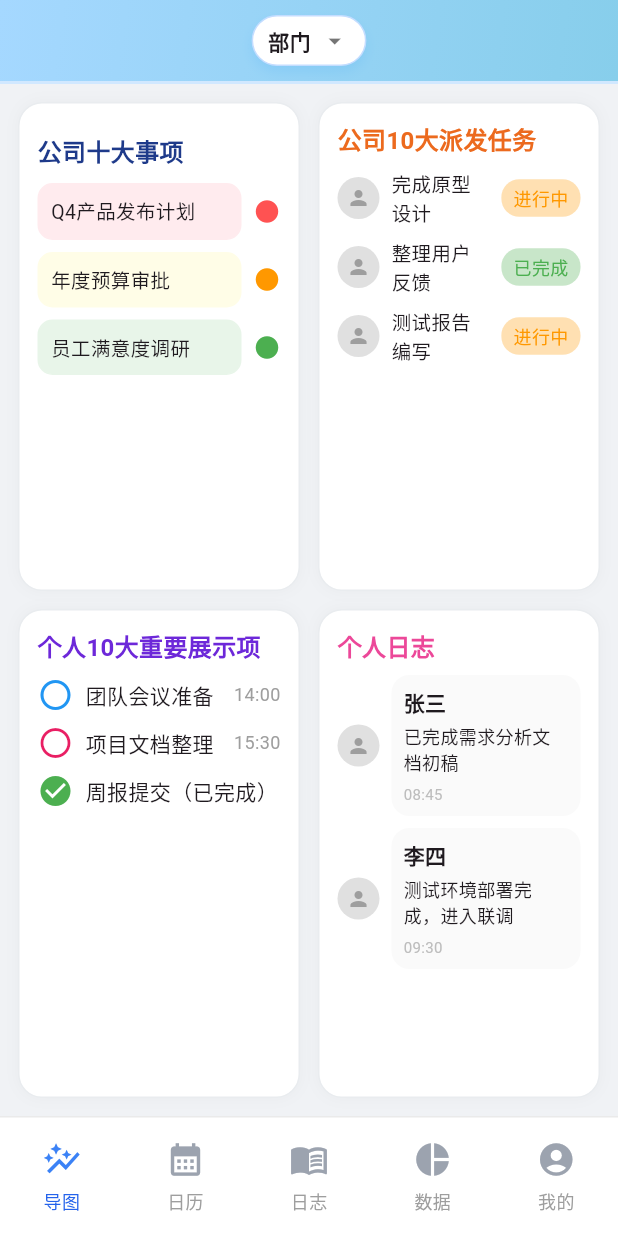
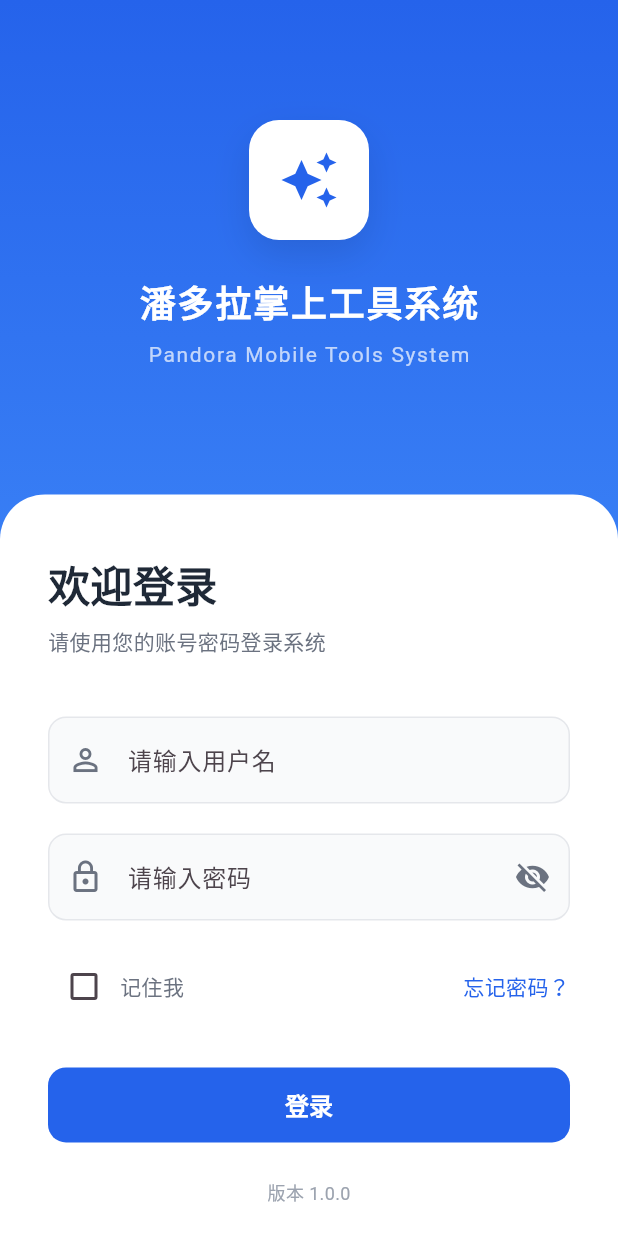
Before and after one commit to xyq-ya/Panduola, a Flutter app: the screen it shows after launch, on a phone screen of 412 x 824 dp. Run offline on Flutter 3.47's test engine with Material 3 defaults, Android fonts, the phone set to English and light mode, and no system bars; Roboto replaces fonts that are missing (Nunito).

Commit message:
更新了登陆器，并且完成了用户追踪，可在每个页面创建的时候得到登录用户id便于查找数据库内容

```diff
--- a/lib/main.dart
+++ b/lib/main.dart
@@ -1,8 +1,15 @@
 import 'package:flutter/material.dart';
-import 'pages/home_page.dart';
+import 'package:provider/provider.dart';
+import 'pages/login_page.dart';
+import 'providers/user_provider.dart';
 
 void main() {
-  runApp(const PandoraApp());
+  runApp(
+    ChangeNotifierProvider(
+      create: (_) => UserProvider(),
+      child: const PandoraApp(),
+    ),
+  );
 }
 
 class PandoraApp extends StatelessWidget {
@@ -19,7 +26,7 @@ class PandoraApp extends StatelessWidget {
         scaffoldBackgroundColor: const Color(0xFFF0F2F5),
         fontFamily: 'Nunito',
       ),
-      home: const HomePage(),
+      home: const LoginPage(),
     );
   }
 }
--- a/lib/pages/calendar_page.dart
+++ b/lib/pages/calendar_page.dart
@@ -1,4 +1,6 @@
 import 'package:flutter/material.dart';
+import 'package:provider/provider.dart';
+import '../providers/user_provider.dart';
 
 class CalendarPage extends StatefulWidget {
   const CalendarPage({super.key});
@@ -8,6 +10,15 @@ class CalendarPage extends StatefulWidget {
 }
 
 class _CalendarPageState extends State<CalendarPage> {
+  int? _userId;  // 页面私有变量，保存用户 id
+
+  @override
+  void initState() {
+    super.initState();
+    // 页面初始化时获取一次 Provider 中的 id
+    _userId = Provider.of<UserProvider>(context, listen: false).id;
+    print('页面获取的用户 id：$_userId');
+  }
   DateTime _selectedDate = DateTime(2025, 10, 1);
 
   // 示例任务（固定时间示例）
--- a/lib/pages/home_page.dart
+++ b/lib/pages/home_page.dart
@@ -4,9 +4,13 @@ import 'calendar_page.dart';
 import 'log_page.dart';
 import 'data_page.dart';
 import 'profile_page.dart';
+import 'package:provider/provider.dart';
+import '../providers/user_provider.dart';
 
 class HomePage extends StatefulWidget {
-  const HomePage({super.key});
+  final int id;
+
+  const HomePage({super.key, required this.id});
 
   @override
   State<HomePage> createState() => _HomePageState();
@@ -35,7 +39,6 @@ class _HomePageState extends State<HomePage> {
       resizeToAvoidBottomInset: false,
       body: Column(
         children: [
-          // 移除 _buildHeader()，不再显示部门选择器
           Expanded(child: _pages[_selectedIndex]),
           Container(
             height: 80,
--- /dev/null
+++ b/lib/pages/login_page.dart
@@ -0,0 +1,341 @@
+import 'package:flutter/material.dart';
+import 'home_page.dart';
+import 'dart:convert';
+import 'package:http/http.dart' as http;
+import '../providers/user_provider.dart';
+import 'package:provider/provider.dart';
+
+class LoginPage extends StatefulWidget {
+  const LoginPage({super.key});
+
+  @override
+  State<LoginPage> createState() => _LoginPageState();
+}
+
+class _LoginPageState extends State<LoginPage> {
+  final TextEditingController _usernameController = TextEditingController();
+  final TextEditingController _passwordController = TextEditingController();
+  bool _rememberMe = false;
+  bool _isLoading = false;
+  bool _obscurePassword = true;
+
+  Future<void> _login() async {
+  final username = _usernameController.text.trim();
+  final password = _passwordController.text.trim();
+
+  if (username.isEmpty || password.isEmpty) {
+    _showErrorDialog('请输入用户名和密码');
+    return;
+  }
+
+  setState(() => _isLoading = true);
+
+  try {
+    // 使用 Android 模拟器访问本地 Flask 服务
+    final url = Uri.parse('http://10.0.2.2:5000/api/login');
+
+    final response = await http.post(
+      url,
+      headers: {'Content-Type': 'application/json'},
+      body: jsonEncode({'username': username, 'password': password}),
+    );
+
+    final data = jsonDecode(response.body);
+
+    if (response.statusCode == 200 && data['id'] != null) {
+
+      Provider.of<UserProvider>(context, listen: false).setId(data['id']);
+
+      if (!mounted) return;
+      Navigator.pushReplacement(
+        context,
+        MaterialPageRoute(
+          builder: (context) => HomePage(id: data['id']),
+        ),
+      );
+    } else {
+      _showErrorDialog(data['error'] ?? '登录失败，请检查用户名和密码');
+    }
+  } catch (e) {
+    _showErrorDialog('无法连接服务器，请检查网络或服务器状态');
+  } finally {
+    setState(() => _isLoading = false);
+  }
+  }
+
+  void _showErrorDialog(String message) {
+    showDialog(
+      context: context,
+      builder: (context) => AlertDialog(
+        title: const Text('提示'),
+        content: Text(message),
+        actions: [
+          TextButton(
+            onPressed: () => Navigator.pop(context),
+            child: const Text('确定'),
+          ),
+        ],
+      ),
+    );
+  }
+
+  @override
+  Widget build(BuildContext context) {
+    return Scaffold(
+      resizeToAvoidBottomInset: false,
+      body: Container(
+        decoration: const BoxDecoration(
+          gradient: LinearGradient(
+            begin: Alignment.topCenter,
+            end: Alignment.bottomCenter,
+            colors: [
+              Color(0xFF2563EB),
+              Color(0xFF3B82F6),
+              Color(0xFF60A5FA),
+            ],
+          ),
+        ),
+        child: Column(
+          children: [
+            // 顶部留白和标题
+            Expanded(
+              flex: 2,
+              child: Container(
+                padding: const EdgeInsets.only(top: 80),
+                child: Column(
+                  children: [
+                    // 应用图标
+                    Container(
+                      width: 80,
+                      height: 80,
+                      decoration: BoxDecoration(
+                        color: Colors.white,
+                        borderRadius: BorderRadius.circular(20),
+                        boxShadow: [
+                          BoxShadow(
+                            color: Colors.black.withOpacity(0.1),
+                            blurRadius: 20,
+                            offset: const Offset(0, 10),
+                          ),
+                        ],
+                      ),
+                      child: const Icon(
+                        Icons.auto_awesome,
+                        size: 40,
+                        color: Color(0xFF2563EB),
+                      ),
+                    ),
+                    const SizedBox(height: 24),
+                    const Text(
+                      '潘多拉掌上工具系统',
+                      style: TextStyle(
+                        fontSize: 24,
+                        fontWeight: FontWeight.bold,
+                        color: Colors.white,
+                        letterSpacing: 1.2,
+                      ),
+                    ),
+                    const SizedBox(height: 8),
+                    const Text(
+                      'Pandora Mobile Tools System',
+                      style: TextStyle(
+                        fontSize: 14,
+                        color: Colors.white70,
+                        letterSpacing: 1.1,
+                      ),
+                    ),
+                  ],
+                ),
+              ),
+            ),
+
+            // 登录表单区域
+            Expanded(
+              flex: 3,
+              child: Container(
+                width: double.infinity,
+                decoration: const BoxDecoration(
+                  color: Colors.white,
+                  borderRadius: BorderRadius.only(
+                    topLeft: Radius.circular(30),
+                    topRight: Radius.circular(30),
+                  ),
+                ),
+                child: Padding(
+                  padding: const EdgeInsets.symmetric(horizontal: 32),
+                  child: Column(
+                    children: [
+                      const SizedBox(height: 40),
+                      // 欢迎文字
+                      const Align(
+                        alignment: Alignment.centerLeft,
+                        child: Text(
+                          '欢迎登录',
+                          style: TextStyle(
+                            fontSize: 28,
+                            fontWeight: FontWeight.bold,
+                            color: Color(0xFF1F2937),
+                          ),
+                        ),
+                      ),
+                      const SizedBox(height: 8),
+                      const Align(
+                        alignment: Alignment.centerLeft,
+                        child: Text(
+                          '请使用您的账号密码登录系统',
+                          style: TextStyle(
+                            fontSize: 14,
+                            color: Color(0xFF6B7280),
+                          ),
+                        ),
+                      ),
+                      const SizedBox(height: 40),
+
+                      // 用户名输入框
+                      Container(
+                        decoration: BoxDecoration(
+                          color: const Color(0xFFF9FAFB),
+                          borderRadius: BorderRadius.circular(12),
+                          border: Border.all(color: const Color(0xFFE5E7EB)),
+                        ),
+                        child: TextField(
+                          controller: _usernameController,
+                          decoration: const InputDecoration(
+                            prefixIcon: Icon(Icons.person_outline, color: Color(0xFF6B7280)),
+                            hintText: '请输入用户名',
+                            border: InputBorder.none,
+                            contentPadding: EdgeInsets.symmetric(horizontal: 16, vertical: 16),
+                          ),
+                        ),
+                      ),
+                      const SizedBox(height: 20),
+
+                      // 密码输入框
+                      Container(
+                        decoration: BoxDecoration(
+                          color: const Color(0xFFF9FAFB),
+                          borderRadius: BorderRadius.circular(12),
+                          border: Border.all(color: const Color(0xFFE5E7EB)),
+                        ),
+                        child: TextField(
+                          controller: _passwordController,
+                          obscureText: _obscurePassword,
+                          decoration: InputDecoration(
+                            prefixIcon: const Icon(Icons.lock_outline, color: Color(0xFF6B7280)),
+                            hintText: '请输入密码',
+                            border: InputBorder.none,
+                            contentPadding: const EdgeInsets.symmetric(horizontal: 16, vertical: 16),
+                            suffixIcon: IconButton(
+                              icon: Icon(
+                                _obscurePassword ? Icons.visibility_off : Icons.visibility,
+                                color: const Color(0xFF6B7280),
+                              ),
+                              onPressed: () {
+                                setState(() {
+                                  _obscurePassword = !_obscurePassword;
+                                });
+                              },
+                            ),
+                          ),
+                        ),
+                      ),
+                      const SizedBox(height: 20),
+
+                      // 记住我和忘记密码
+                      Row(
+                        mainAxisAlignment: MainAxisAlignment.spaceBetween,
+                        children: [
+                          Row(
+                            children: [
+                              Checkbox(
+                                value: _rememberMe,
+                                onChanged: (value) {
+                                  setState(() {
+                                    _rememberMe = value!;
+                                  });
+                                },
+                                activeColor: const Color(0xFF2563EB),
+                              ),
+                              const Text(
+                                '记住我',
+                                style: TextStyle(
+                                  color: Color(0xFF6B7280),
+                                  fontSize: 14,
+                                ),
+                              ),
+                            ],
+                          ),
+                          GestureDetector(
+                            onTap: () {
+                              // 忘记密码功能
+                              _showErrorDialog('忘记密码功能开发中...');
+                            },
+                            child: const Text(
+                              '忘记密码？',
+                              style: TextStyle(
+                                color: Color(0xFF2563EB),
+                                fontSize: 14,
+                                fontWeight: FontWeight.w500,
+                              ),
+                            ),
+                          ),
+                        ],
+                      ),
+                      const SizedBox(height: 30),
+
+                      // 登录按钮
+                      SizedBox(
+                        width: double.infinity,
+                        height: 50,
+                        child: ElevatedButton(
+                          onPressed: _isLoading ? null : _login,
+                          style: ElevatedButton.styleFrom(
+                            backgroundColor: const Color(0xFF2563EB),
+                            foregroundColor: Colors.white,
+                            elevation: 0,
+                            shape: RoundedRectangleBorder(
+                              borderRadius: BorderRadius.circular(12),
+                            ),
+                          ),
+                          child: _isLoading
+                              ? const SizedBox(
+                                  width: 20,
+                                  height: 20,
+                                  child: CircularProgressIndicator(
+                                    strokeWidth: 2,
+                                    valueColor: AlwaysStoppedAnimation<Color>(Colors.white),
+                                  ),
+                                )
+                              : const Text(
+                                  '登录',
+                                  style: TextStyle(
+                                    fontSize: 16,
+                                    fontWeight: FontWeight.bold,
+                                  ),
+                                ),
+                        ),
+                      ),
+
+                      const Spacer(),
+                      const SizedBox(height: 20),
+
+                      // 版本信息
+                      const Text(
+                        '版本 1.0.0',
+                        style: TextStyle(
+                          color: Color(0xFF9CA3AF),
+                          fontSize: 12,
+                        ),
+                      ),
+                      const SizedBox(height: 20),
+                    ],
+                  ),
+                ),
+              ),
+            ),
+          ],
+        ),
+      ),
+    );
+  }
+}
--- a/lib/pages/mind_map_page.dart
+++ b/lib/pages/mind_map_page.dart
@@ -1,4 +1,6 @@
 import 'package:flutter/material.dart';
+import 'package:provider/provider.dart';
+import '../providers/user_provider.dart';
 
 class MindMapPage extends StatefulWidget {
   const MindMapPage({super.key});
@@ -10,6 +12,15 @@ class MindMapPage extends StatefulWidget {
 class _MindMapPageState extends State<MindMapPage> {
   bool _showDropdown = false;
   String _headerTab = 'department'; // department / team / employee
+  int? _userId; // 新增用户 id
+
+  @override
+  void initState() {
+    super.initState();
+    // 页面初始化时获取 Provider 中的 id
+    _userId = Provider.of<UserProvider>(context, listen: false).id;
+    print('MindMapPage 获取的用户 id: $_userId');
+  }
 
   Widget _buildDepartmentHeader() {
     return Container(
--- /dev/null
+++ b/lib/providers/user_provider.dart
@@ -0,0 +1,11 @@
+import 'package:flutter/material.dart';
+
+class UserProvider extends ChangeNotifier {
+  int? _id;      // 存储用户 id
+  int? get id => _id;
+
+  void setId(int id) {
+    _id = id;
+    notifyListeners(); // 通知依赖这个数据的页面刷新
+  }
+}
--- a/pubspec.yaml
+++ b/pubspec.yaml
@@ -30,8 +30,8 @@ environment:
 dependencies:
   flutter:
     sdk: flutter
-  intl: ^0.19.0
-
+  http: ^1.5.0
+  provider: ^6.0.7
   # The following adds the Cupertino Icons font to your application.
   # Use with the CupertinoIcons class for iOS style icons.
   cupertino_icons: ^1.0.8
```
Also changed, not shown: lib/pages/data_page.dart (+105 -21 lines), lib/pages/log_page.dart (+28 -25 lines), lib/pages/profile_page.dart (+92 -14 lines), pubspec.lock, 4 other files.
